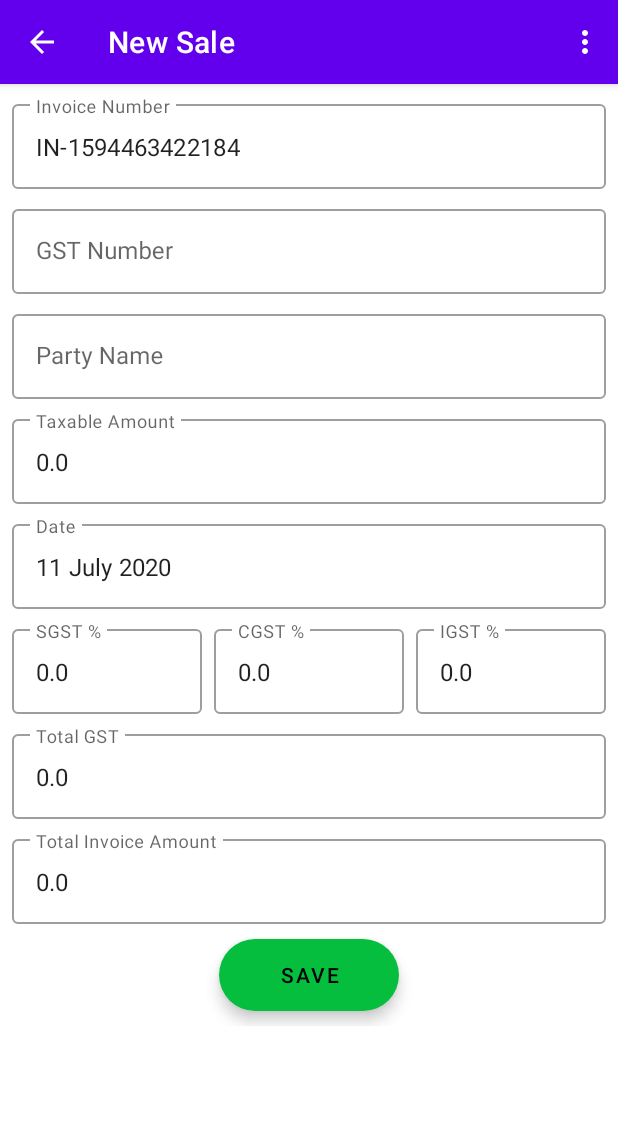
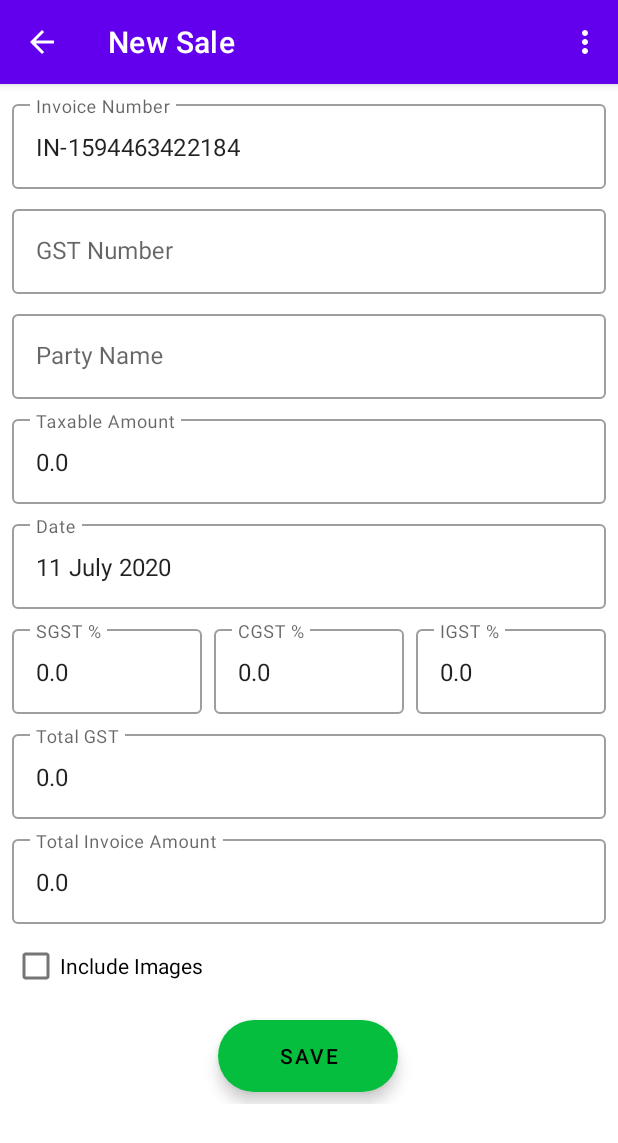
Before and after one commit to devinbits/GST-Reporter, an Android app: the SecondFragment screen opened through its navigation route, on a phone screen of 412 x 824 dp. Shown: the top 1143 px of the screen. Run offline under Robolectric (Android 15) with nearby library versions, the phone set to English and light mode, and no system bars; our stand-ins replace Firebase (no records; nobody signed in at launch, a user with empty details on screens opened directly).

Commit message:
added image adapter in frag keys file path change in gradlew

```diff
--- a/app/build.gradle
+++ b/app/build.gradle
@@ -7,7 +7,7 @@ apply plugin: "androidx.navigation.safeargs.kotlin"
 android {
     signingConfigs {
         main {
-            storeFile file('C:\\Users\\91930\\Documents\\GSTReporter\\signkey.jks')
+            storeFile file('../signkey.jks')
             storePassword 'aditya201'
             keyAlias = 'prod'
             keyPassword 'aditya201'
--- a/app/src/main/java/com/testtube/gstreporter/utils/Constants.kt
+++ b/app/src/main/java/com/testtube/gstreporter/utils/Constants.kt
@@ -4,6 +4,9 @@ class Constants {
 
     companion object {
         public val imageSampleSize: Int = 50
+
+        public const val REQUEST_IMAGE_CAPTURE = 1
+        public const val REQUEST_IMAGE_CAPTURE_FRAG = 2
     }
 
 }
--- a/app/src/main/res/layout/fragment_second.xml
+++ b/app/src/main/res/layout/fragment_second.xml
@@ -8,7 +8,7 @@
 
     <androidx.constraintlayout.widget.ConstraintLayout
         android:layout_width="match_parent"
-        android:layout_height="match_parent">
+        android:layout_height="wrap_content">
 
         <com.google.android.material.textfield.TextInputLayout
             android:id="@+id/invoiceNumber_layout"
@@ -205,18 +205,49 @@
 
         </com.google.android.material.textfield.TextInputLayout>
 
+        <CheckBox
+            android:id="@+id/includeImageCheckBox"
+            style="@style/Widget.AppCompat.CompoundButton.CheckBox"
+            android:layout_width="0dp"
+            android:layout_height="40dp"
+            android:layout_marginTop="8dp"
+            android:checked="false"
+            android:text="Include Images"
+            app:layout_constraintEnd_toEndOf="@+id/t_invoice_layout"
+            app:layout_constraintHorizontal_bias="1.0"
+            app:layout_constraintStart_toStartOf="@+id/t_invoice_layout"
+            app:layout_constraintTop_toBottomOf="@+id/t_invoice_layout" />
+
+        <com.google.android.material.card.MaterialCardView
+            android:id="@+id/rv_container"
+            android:layout_width="0dp"
+            android:layout_height="wrap_content"
+            android:visibility="gone"
+            app:layout_constraintEnd_toEndOf="@+id/t_invoice_layout"
+            app:layout_constraintStart_toStartOf="@+id/t_invoice_layout"
+            app:layout_constraintTop_toBottomOf="@+id/includeImageCheckBox">
+
+            <androidx.recyclerview.widget.RecyclerView
+                android:id="@+id/recyclerView"
+                android:layout_width="match_parent"
+                android:layout_height="100dp"
+                android:padding="10dp"
+                tools:listitem="@layout/image_list_item" />
+        </com.google.android.material.card.MaterialCardView>
+
         <com.google.android.material.floatingactionbutton.ExtendedFloatingActionButton
             android:id="@+id/save"
             style="@style/Widget.MaterialComponents.ExtendedFloatingActionButton"
             android:layout_width="wrap_content"
             android:layout_height="wrap_content"
-            android:layout_marginTop="10dp"
-            android:layout_marginBottom="10dp"
+            android:layout_marginTop="16dp"
+            android:layout_marginBottom="8dp"
             android:text="Save"
             app:backgroundTint="@color/colorAccent"
             app:layout_constraintBottom_toBottomOf="parent"
             app:layout_constraintEnd_toEndOf="parent"
+            app:layout_constraintHorizontal_bias="0.498"
             app:layout_constraintStart_toStartOf="parent"
-            app:layout_constraintTop_toBottomOf="@+id/t_invoice_layout" />
+            app:layout_constraintTop_toBottomOf="@+id/rv_container" />
     </androidx.constraintlayout.widget.ConstraintLayout>
 </ScrollView>
--- a/app/src/main/res/values/strings.xml
+++ b/app/src/main/res/values/strings.xml
@@ -11,5 +11,6 @@
     <string name="party_name">Party Name :</string>
     <string name="invoice_amount">Invoice Amount :</string>
     <string name="required">Required</string>
+    <string name="image_capture_error">Error! Unable to save image</string>
 
 </resources>
--- /dev/null
+++ b/app/src/main/res/xml/file_paths.xml
@@ -0,0 +1,4 @@
+<?xml version="1.0" encoding="utf-8"?>
+<paths>
+    <external-path name="my_images" path="." />
+</paths>
```
Also changed, not shown: app/src/main/AndroidManifest.xml (+19 -0 lines), app/src/main/java/com/testtube/gstreporter/utils/Common.kt (+97 -0 lines), app/src/main/java/com/testtube/gstreporter/views/adapters/AddImageAdapter.kt (+13 -4 lines), app/src/main/java/com/testtube/gstreporter/views/frag/SecondFragment.kt (+41 -1 lines), app/src/main/res/xml/network_security_config.xml (added, +8 -0 lines).
